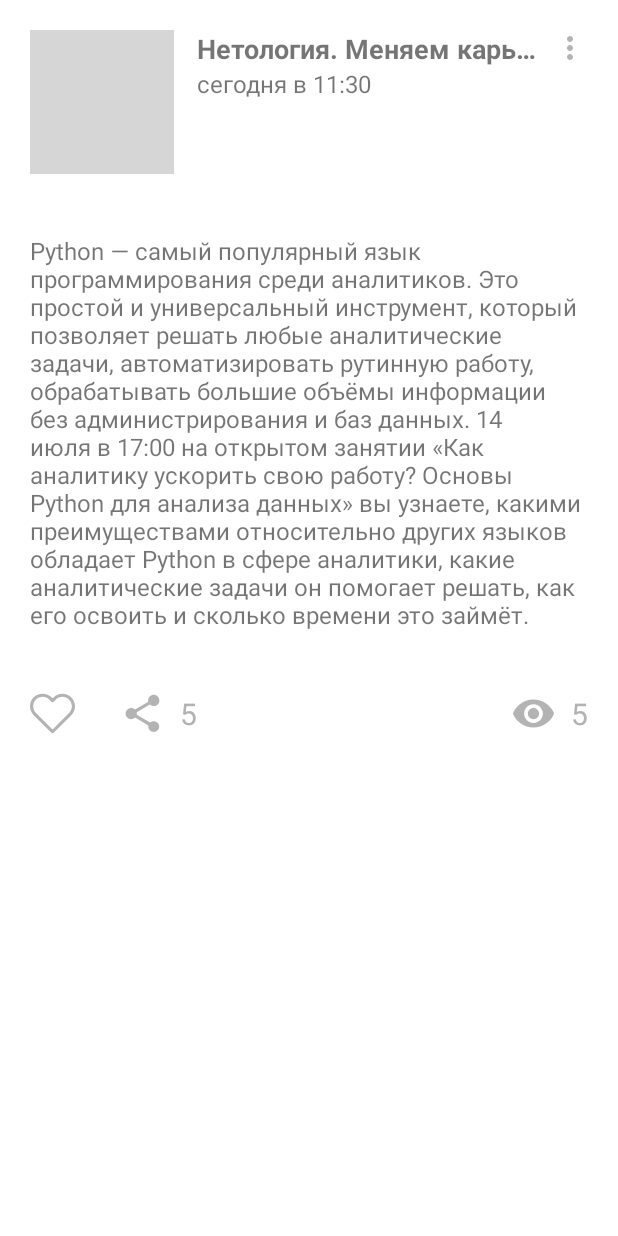
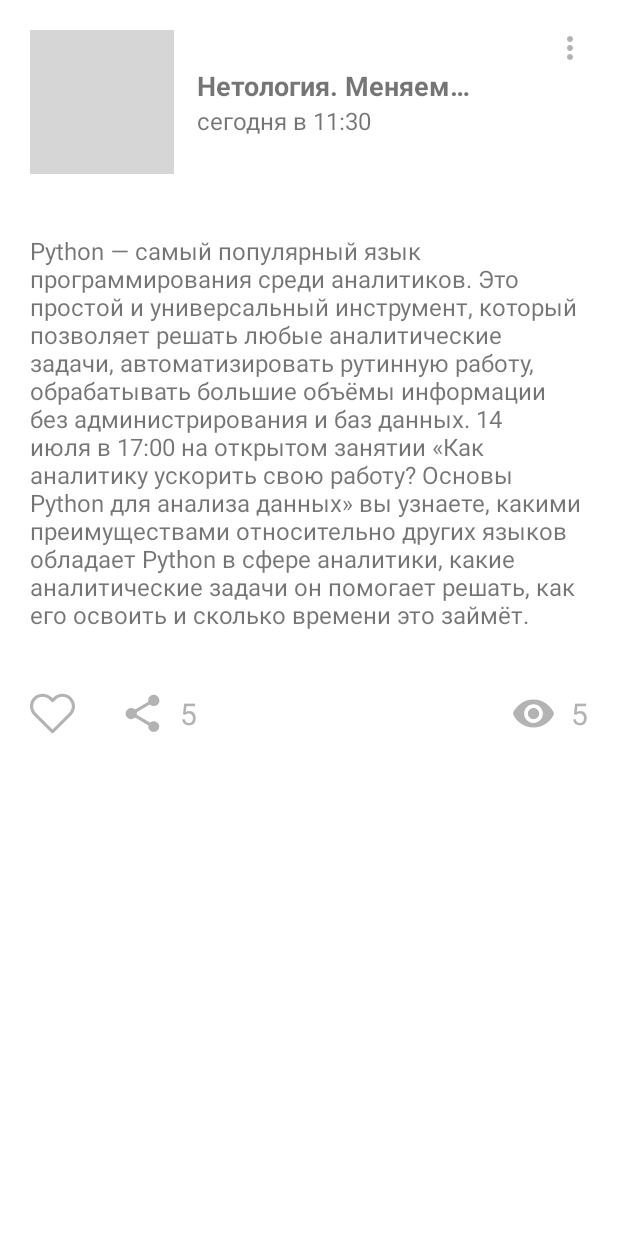
Before and after one commit to zukhridin-safarbek/NMedia, an Android app: the layout activity_main.xml on its own in the app's theme, with its tools: preview values and no code run, on a phone screen of 412 x 824 dp. Run offline under Robolectric (Android 15) with nearby library versions, the phone set to English and light mode, and no system bars; grey boxes are pictures that could not be loaded.

Commit message:
edited header post

```diff
--- a/app/src/main/res/layout/activity_main.xml
+++ b/app/src/main/res/layout/activity_main.xml
@@ -27,13 +27,15 @@
 
        <LinearLayout
            android:id="@+id/post_header_texts"
-           android:layout_width="260dp"
+           android:layout_width="0dp"
            android:layout_height="match_parent"
            app:layout_constraintTop_toTopOf="parent"
            app:layout_constraintStart_toEndOf="@+id/post_logo_header"
+           app:layout_constraintEnd_toStartOf="@+id/post_menu_btn_header"
+           app:layout_constraintBottom_toBottomOf="parent"
            android:orientation="vertical"
            android:layout_marginStart="15dp"
-           android:layout_marginEnd="20dp"
+           android:layout_marginEnd="15dp"
            >
 
            <TextView
```
